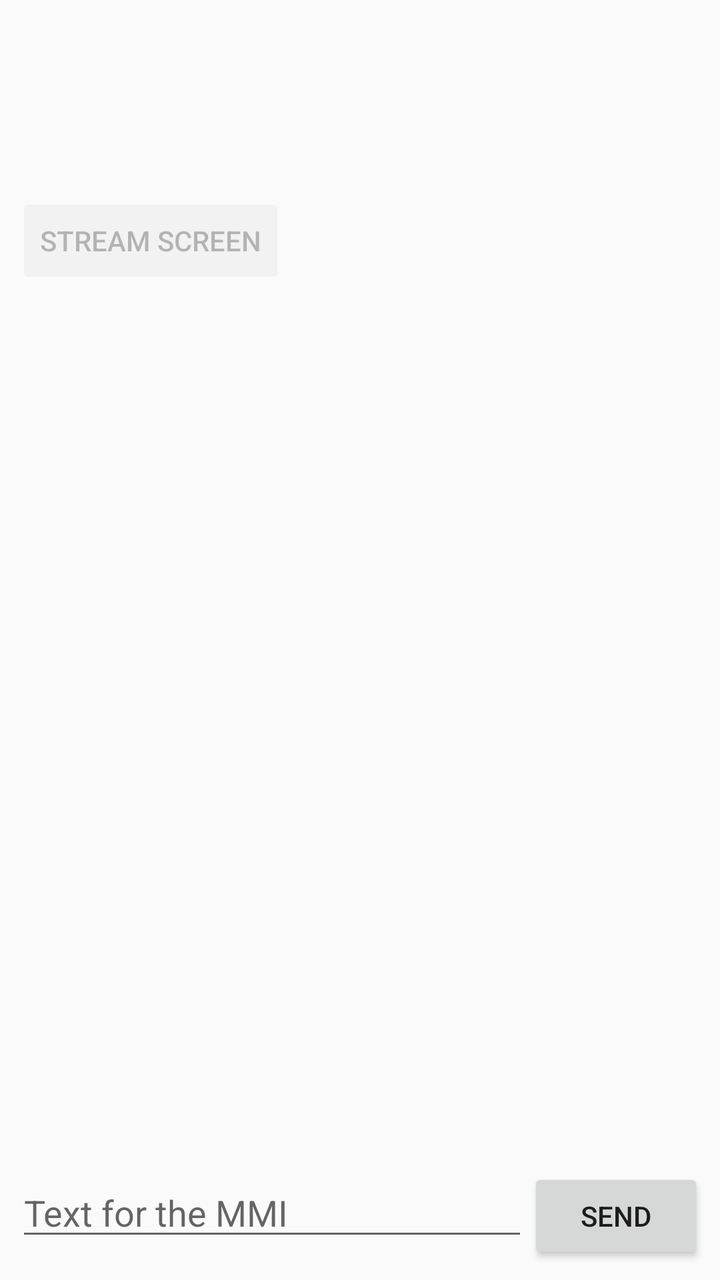
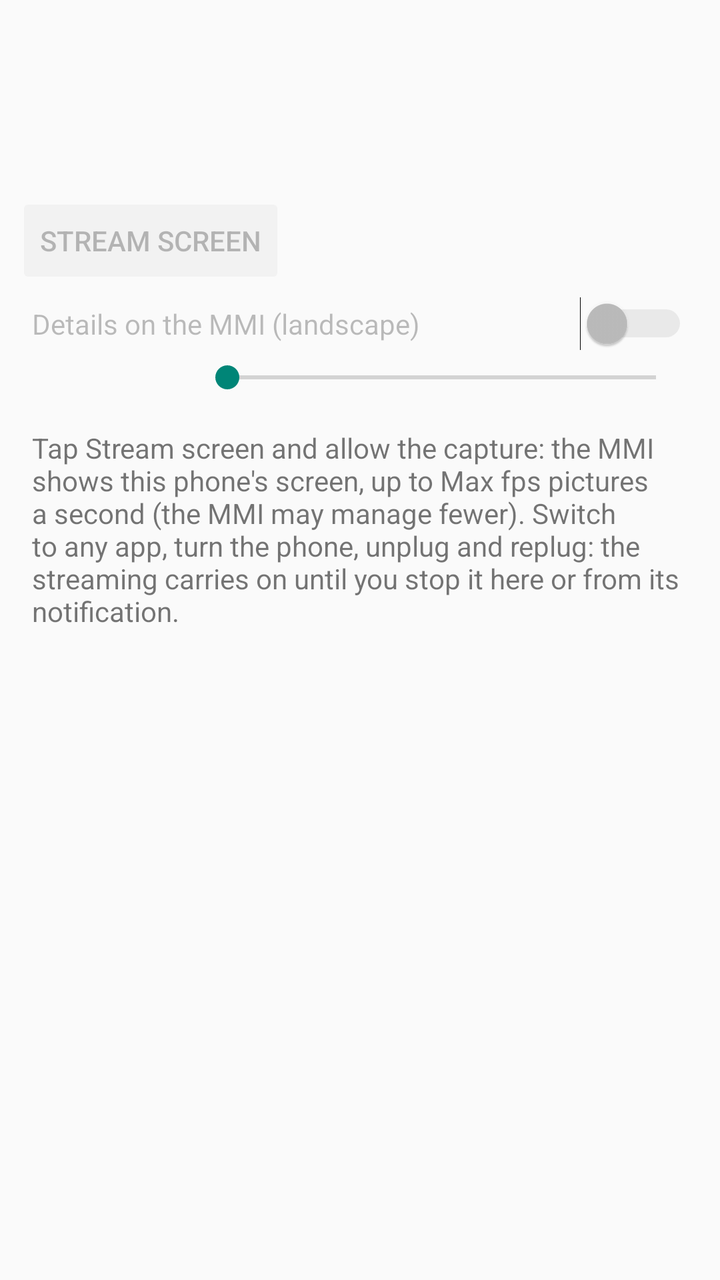

Before-and-after screenshots of an Android layout around one commit, followed by the original layout XML and the change that was made.
<!-- AndroidManifest.xml: application theme android:Theme.Material.Light.DarkActionBar -->
<!-- res/layout/activity_main.xml -->
<?xml version="1.0" encoding="utf-8"?>
<LinearLayout xmlns:android="http://schemas.android.com/apk/res/android"
    android:layout_width="match_parent"
    android:layout_height="match_parent"
    android:fitsSystemWindows="true"
    android:orientation="vertical">

    <TextView
        android:id="@+id/status"
        android:layout_width="match_parent"
        android:layout_height="wrap_content"
        android:padding="16dp"
        android:textSize="22sp"
        android:textStyle="bold" />

    <TextView
        android:id="@+id/detail"
        android:layout_width="match_parent"
        android:layout_height="wrap_content"
        android:paddingStart="16dp"
        android:paddingTop="8dp"
        android:paddingEnd="16dp"
        android:paddingBottom="8dp"
        android:textSize="14sp" />

    <LinearLayout
        android:layout_width="match_parent"
        android:layout_height="wrap_content"
        android:gravity="center_vertical"
        android:orientation="horizontal"
        android:paddingStart="8dp"
        android:paddingEnd="16dp">

        <Button
            android:id="@+id/stream"
            android:layout_width="wrap_content"
            android:layout_height="wrap_content"
            android:enabled="false"
            android:text="@string/stream_start" />

        <TextView
            android:id="@+id/video_status"
            android:layout_width="0dp"
            android:layout_height="wrap_content"
            android:layout_weight="1"
            android:paddingStart="8dp"
            android:textSize="13sp" />
    </LinearLayout>

    <ScrollView
        android:id="@+id/sent_scroll"
        android:layout_width="match_parent"
        android:layout_height="0dp"
        android:layout_weight="1"
        android:paddingStart="16dp"
        android:paddingEnd="16dp">

        <LinearLayout
            android:id="@+id/sent_list"
            android:layout_width="match_parent"
            android:layout_height="wrap_content"
            android:orientation="vertical" />
    </ScrollView>

    <LinearLayout
        android:layout_width="match_parent"
        android:layout_height="wrap_content"
        android:orientation="horizontal"
        android:padding="8dp">

        <EditText
            android:id="@+id/input"
            android:layout_width="0dp"
            android:layout_height="wrap_content"
            android:layout_weight="1"
            android:hint="@string/hint"
            android:inputType="textMultiLine|textCapSentences"
            android:maxLines="4" />

        <Button
            android:id="@+id/send"
            android:layout_width="wrap_content"
            android:layout_height="wrap_content"
            android:text="@string/send" />
    </LinearLayout>
</LinearLayout>
<!-- resources referenced by this layout -->
<resources>
  <string name="hint">Text for the MMI</string>
  <string name="send">Send</string>
  <string name="stream_start">Stream screen</string>
</resources>

<!-- the commit's change to res/layout/activity_main.xml (unified diff, before → after) -->
@@ -47,40 +47,43 @@
             android:textSize="13sp" />
     </LinearLayout>
 
-    <ScrollView
-        android:id="@+id/sent_scroll"
+    <Switch
+        android:id="@+id/details"
         android:layout_width="match_parent"
-        android:layout_height="0dp"
-        android:layout_weight="1"
+        android:layout_height="wrap_content"
+        android:enabled="false"
         android:paddingStart="16dp"
-        android:paddingEnd="16dp">
-
-        <LinearLayout
-            android:id="@+id/sent_list"
-            android:layout_width="match_parent"
-            android:layout_height="wrap_content"
-            android:orientation="vertical" />
-    </ScrollView>
+        android:paddingTop="8dp"
+        android:paddingEnd="16dp"
+        android:paddingBottom="8dp"
+        android:text="@string/details" />
 
     <LinearLayout
         android:layout_width="match_parent"
         android:layout_height="wrap_content"
+        android:gravity="center_vertical"
         android:orientation="horizontal"
-        android:padding="8dp">
+        android:paddingStart="16dp"
+        android:paddingEnd="16dp">
 
-        <EditText
-            android:id="@+id/input"
+        <TextView
+            android:id="@+id/fps_label"
+            android:layout_width="wrap_content"
+            android:layout_height="wrap_content"
+            android:minEms="5"
+            android:textSize="14sp" />
+
+        <SeekBar
+            android:id="@+id/fps"
             android:layout_width="0dp"
             android:layout_height="wrap_content"
-            android:layout_weight="1"
-            android:hint="@string/hint"
-            android:inputType="textMultiLine|textCapSentences"
-            android:maxLines="4" />
+            android:layout_weight="1" />
+    </LinearLayout>
 
-        <Button
-            android:id="@+id/send"
-            android:layout_width="wrap_content"
-            android:layout_height="wrap_content"
-            android:text="@string/send" />
-    </LinearLayout>
+    <TextView
+        android:layout_width="match_parent"
+        android:layout_height="wrap_content"
+        android:padding="16dp"
+        android:text="@string/how_to"
+        android:textSize="14sp" />
 </LinearLayout>
<!-- resource entries referenced after the edit -->
@@ -1,7 +1,7 @@
 <!-- resources referenced by this layout -->
 <resources>
-  <string name="hint">Text for the MMI</string>
-  <string name="send">Send</string>
+  <string name="details">Details on the MMI (landscape)</string>
+  <string name="how_to">Tap Stream screen and allow the capture: the MMI shows this phone\'s screen, up to Max fps pictures a second (the MMI may manage fewer). Switch to any app, turn the phone, unplug and replug: the streaming carries on until you stop it here or from its notification.</string>
   <string name="stream_start">Stream screen</string>
 </resources>
 
